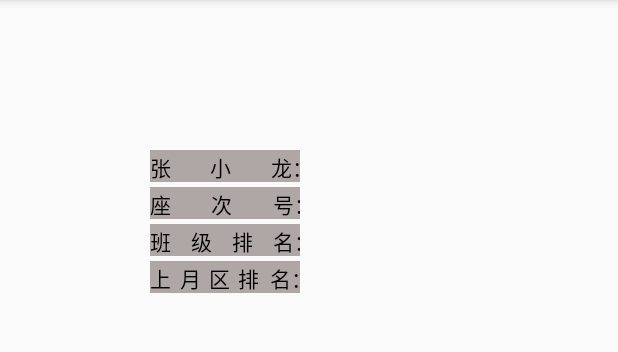
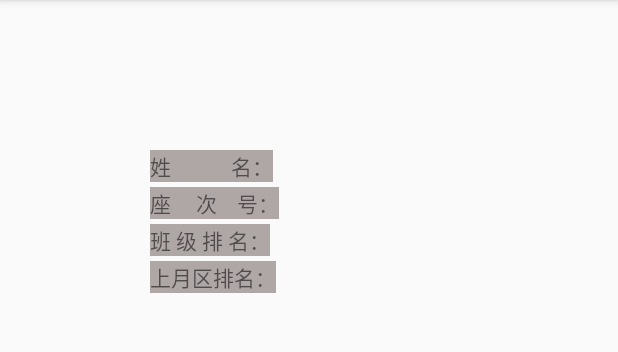
Before and after one commit to LeonXtp/FillWidthTextView, an Android app: the screen it shows after launch (MainActivity), on a phone screen of 412 x 824 dp, the part 84-436 px from its top. Run offline under Robolectric (Android 15) with nearby library versions, the phone set to English and light mode, and no system bars.

Commit message:
更换图片

```diff
--- a/app/src/main/java/com/leonxtp/fillwidthtextview/MainActivity.java
+++ b/app/src/main/java/com/leonxtp/fillwidthtextview/MainActivity.java
@@ -13,7 +13,7 @@ public class MainActivity extends AppCompatActivity {
         super.onCreate(savedInstanceState);
         setContentView(R.layout.activity_main);
 
-        ((FillWidthTextView) findViewById(R.id.tvName)).setText("张小龙：");
+//        ((FillWidthTextView) findViewById(R.id.tvName)).setText("张小龙：");
 
     }
 }
--- a/app/src/main/res/layout/activity_main.xml
+++ b/app/src/main/res/layout/activity_main.xml
@@ -8,29 +8,28 @@
     android:padding="100dp"
     tools:context="com.leonxtp.fillwidthtextview.MainActivity">
 
-    <com.leonxtp.library.FillWidthTextView
-        android:id="@+id/tvName"
-        android:layout_width="100dp"
+    <TextView
+        android:layout_width="wrap_content"
         android:layout_height="wrap_content"
         android:background="#afa6a6"
-        android:text="姓名：" />
+        android:text="姓            名：" />
 
-    <com.leonxtp.library.FillWidthTextView
-        android:layout_width="100dp"
+    <TextView
+        android:layout_width="wrap_content"
         android:layout_height="wrap_content"
         android:layout_marginTop="3dp"
         android:background="#afa6a6"
-        android:text="座次号：" />
+        android:text="座     次    号：" />
 
-    <com.leonxtp.library.FillWidthTextView
-        android:layout_width="100dp"
+    <TextView
+        android:layout_width="wrap_content"
         android:layout_height="wrap_content"
         android:layout_marginTop="3dp"
         android:background="#afa6a6"
-        android:text="班级排名：" />
+        android:text="班 级 排 名：" />
 
-    <com.leonxtp.library.FillWidthTextView
-        android:layout_width="100dp"
+    <TextView
+        android:layout_width="wrap_content"
         android:layout_height="wrap_content"
         android:layout_marginTop="3dp"
         android:background="#afa6a6"
```
Also changed, not shown: 3 other files.
